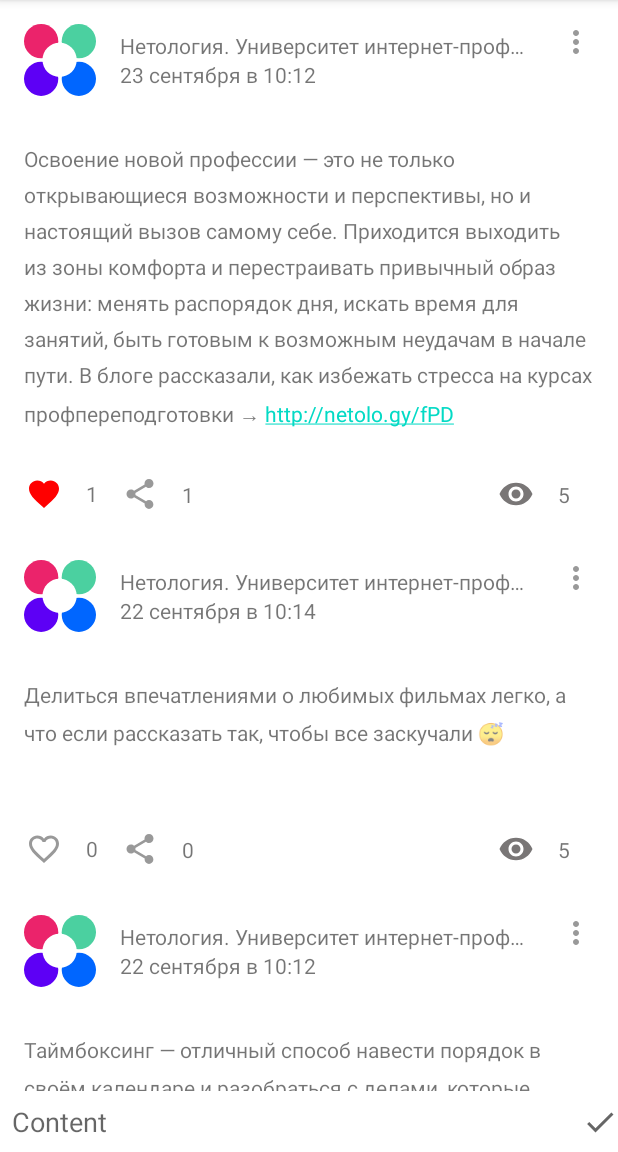
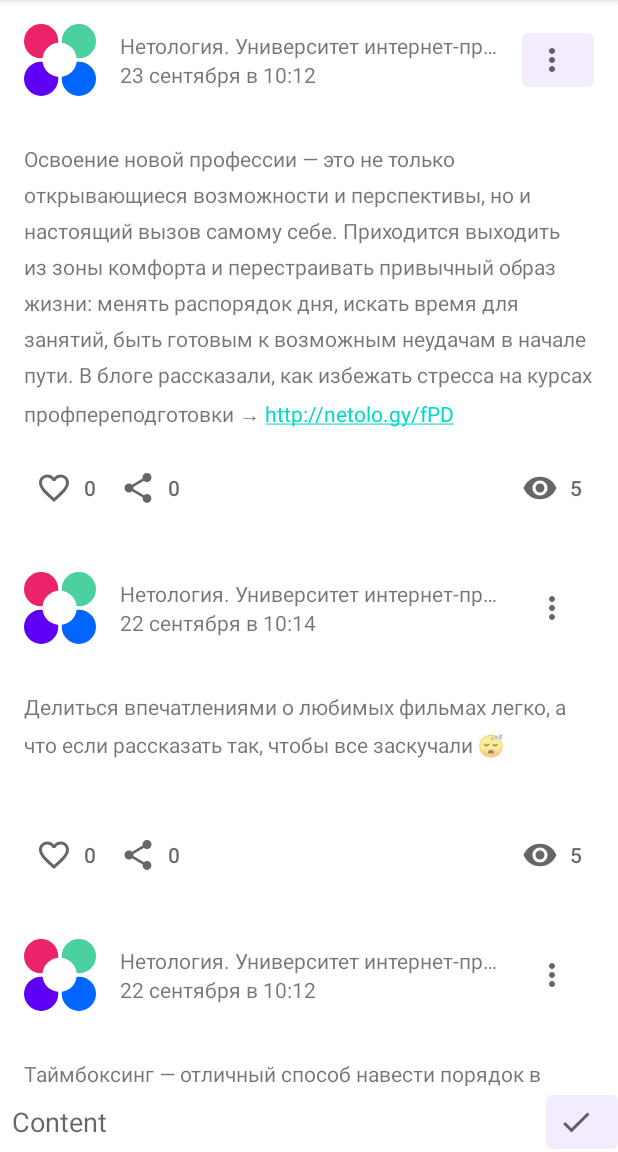
Before and after one commit to GorbunovNikolay/Code-Like-a-Pro, an Android app: the screen it shows after launch (MainActivity), after a tap on an icon or button, on a phone screen of 412 x 824 dp, the part 84-1236 px from its top. Run offline under Robolectric (Android 15) with nearby library versions, the phone set to English and light mode, and no system bars; 3 other taps on this screen came first.

Commit message:
Material Design

```diff
--- a/app/src/main/java/ru/netology/nmedia/adapter/PostsAdapter.kt
+++ b/app/src/main/java/ru/netology/nmedia/adapter/PostsAdapter.kt
@@ -45,14 +45,10 @@ class PostViewHolder(
             author.text = post.author
             published.text = post.published
             content.text = post.content
-            like.setImageResource(
-                if (post.likedByMe) R.drawable.ic_liked_24 else R.drawable.ic_like_24
-            )
-            //отображаем счетчик лайков
-            likesCount.text = Calc.intToText(post.likesCount)
-            viewCount.text = Calc.intToText(5) //заглушка 5
-            //отображаем счетчик поделиться
-            shareCount.text = Calc.intToText(post.shareCount)
+            like.isChecked = post.likedByMe
+            like.text = Calc.intToText(post.likesCount)
+            share.text = Calc.intToText(post.shareCount)
+            view.text = Calc.intToText(5) //заглушка 5
             like.setOnClickListener {
                 actionListener.onLikeClick(post)
             }
--- /dev/null
+++ b/app/src/main/res/color/button_tint.xml
@@ -0,0 +1,5 @@
+<?xml version="1.0" encoding="utf-8"?>
+<selector xmlns:android="http://schemas.android.com/apk/res/android">
+    <item android:color="@color/like_tint" android:state_checked="true" />
+    <item android:color="?attr/colorControlNormal" />
+</selector>
--- /dev/null
+++ b/app/src/main/res/drawable/ic_baseline_check_24dp.xml
@@ -0,0 +1,5 @@
+<?xml version="1.0" encoding="utf-8"?>
+<selector xmlns:android="http://schemas.android.com/apk/res/android">
+    <item android:drawable="@drawable/ic_baseline_check_24" android:state_checked="true" />
+    <item android:drawable="@drawable/ic_baseline_check_24"/>
+</selector>
--- /dev/null
+++ b/app/src/main/res/drawable/ic_baseline_close_24dp.xml
@@ -0,0 +1,5 @@
+<?xml version="1.0" encoding="utf-8"?>
+<selector xmlns:android="http://schemas.android.com/apk/res/android">
+    <item android:drawable="@drawable/ic_baseline_close_24" android:state_checked="true" />
+    <item android:drawable="@drawable/ic_baseline_close_24"/>
+</selector>
--- /dev/null
+++ b/app/src/main/res/drawable/ic_baseline_remove_red_eye_24dp.xml
@@ -0,0 +1,5 @@
+<?xml version="1.0" encoding="utf-8"?>
+<selector xmlns:android="http://schemas.android.com/apk/res/android">
+    <item android:drawable="@drawable/ic_baseline_remove_red_eye_24" android:state_checked="true" />
+    <item android:drawable="@drawable/ic_baseline_remove_red_eye_24"/>
+</selector>
--- /dev/null
+++ b/app/src/main/res/drawable/ic_like_24dp.xml
@@ -0,0 +1,6 @@
+<?xml version="1.0" encoding="utf-8"?>
+<selector xmlns:android="http://schemas.android.com/apk/res/android">
+    <item android:drawable="@drawable/ic_liked_24" android:state_checked="true" />
+    <item android:drawable="@drawable/ic_like_24"/>
+
+</selector>
--- /dev/null
+++ b/app/src/main/res/drawable/ic_more_vert_24dp.xml
@@ -0,0 +1,5 @@
+<?xml version="1.0" encoding="utf-8"?>
+<selector xmlns:android="http://schemas.android.com/apk/res/android">
+    <item android:drawable="@drawable/ic_more_vert_24" android:state_checked="true" />
+    <item android:drawable="@drawable/ic_more_vert_24"/>
+</selector>
--- /dev/null
+++ b/app/src/main/res/drawable/ic_share_24dp.xml
@@ -0,0 +1,5 @@
+<?xml version="1.0" encoding="utf-8"?>
+<selector xmlns:android="http://schemas.android.com/apk/res/android">
+    <item android:drawable="@drawable/ic_share_24" android:state_checked="true" />
+    <item android:drawable="@drawable/ic_share_24"/>
+</selector>
--- a/app/src/main/res/layout/activity_main.xml
+++ b/app/src/main/res/layout/activity_main.xml
@@ -40,10 +40,13 @@
         app:layout_constraintHorizontal_bias="1.0"
         app:layout_constraintStart_toStartOf="parent" />
 
-    <ImageView
+    <com.google.android.material.button.MaterialButton
         android:id="@+id/save"
+        style="@style/Widget.App.SaveCheckBox"
         android:layout_width="wrap_content"
         android:layout_height="wrap_content"
+        android:checkable="true"
+        app:icon="@drawable/ic_baseline_check_24dp"
         app:layout_constraintBottom_toBottomOf="parent"
         app:layout_constraintEnd_toEndOf="parent"
         app:layout_constraintTop_toTopOf="@+id/edited"
@@ -81,16 +84,16 @@
         tools:visibility="visible"
         app:constraint_referenced_ids="cancel_caption,cancel_button" />
 
-    <ImageView
+    <com.google.android.material.button.MaterialButton
         android:id="@+id/cancel_button"
+        style="@style/Widget.App.CancelCheckBox"
         android:layout_width="wrap_content"
         android:layout_height="wrap_content"
-        android:background="@android:color/transparent"
+        android:checkable="true"
+        app:icon="@drawable/ic_baseline_close_24dp"
         app:layout_constraintBottom_toBottomOf="@+id/list"
         app:layout_constraintEnd_toEndOf="parent"
         app:layout_constraintTop_toTopOf="@+id/cancel_caption"
         app:srcCompat="@drawable/ic_baseline_close_24" />
 
-
-
 </androidx.constraintlayout.widget.ConstraintLayout>
--- a/app/src/main/res/layout/card_post.xml
+++ b/app/src/main/res/layout/card_post.xml
@@ -47,16 +47,17 @@
         android:layout_marginEnd="@dimen/common_spacing"
         android:layout_marginBottom="@dimen/common_spacing" />
 
-    <ImageButton
+    <com.google.android.material.button.MaterialButton
         android:id="@+id/menu"
+        style="@style/Widget.App.MenuCheckBox"
+        android:layout_width="wrap_content"
+        android:layout_height="wrap_content"
+        android:checkable="true"
+        app:icon="@drawable/ic_more_vert_24dp"
+        android:contentDescription="@string/description_post_menu"
         app:layout_constraintEnd_toEndOf="parent"
         app:layout_constraintTop_toTopOf="parent"
-        app:srcCompat="@drawable/ic_more_vert_24"
-        android:layout_width="wrap_content"
-        android:layout_height="wrap_content"
-        android:layout_marginBottom="@dimen/common_spacing"
-        android:background="@android:color/transparent"
-        android:contentDescription="@string/description_post_menu" />
+        app:srcCompat="@drawable/ic_more_vert_24" />
 
     <androidx.constraintlayout.widget.Barrier
         android:id="@+id/header"
@@ -85,73 +86,42 @@
         android:layout_width="wrap_content"
         android:layout_height="wrap_content" />
 
-    <ImageButton
+    <com.google.android.material.button.MaterialButton
         android:id="@+id/like"
+        style="@style/Widget.App.LikeCheckBox"
         android:layout_width="wrap_content"
         android:layout_height="wrap_content"
-        android:layout_marginStart="1dp"
-        android:layout_marginTop="@dimen/common_spacing"
-        android:background="@android:color/transparent"
         android:contentDescription="@string/description_post_like"
+        app:icon="@drawable/ic_like_24dp"
+        android:checkable="true"
         app:layout_constraintStart_toStartOf="parent"
         app:layout_constraintTop_toBottomOf="@id/footer"
         app:srcCompat="@drawable/ic_like_24" />
 
-    <ImageButton
+    <com.google.android.material.button.MaterialButton
         android:id="@+id/share"
+        style="@style/Widget.App.ShareCheckBox"
         android:layout_width="wrap_content"
         android:layout_height="wrap_content"
-        android:layout_marginStart="16dp"
-        android:background="@android:color/transparent"
+        android:checkable="true"
         android:contentDescription="@string/description_post_share"
+        app:icon="@drawable/ic_share_24dp"
         app:layout_constraintBottom_toBottomOf="@+id/like"
-        app:layout_constraintStart_toEndOf="@+id/likesCount"
+        app:layout_constraintStart_toEndOf="@+id/like"
         app:layout_constraintTop_toTopOf="@+id/like"
         app:srcCompat="@drawable/ic_share_24" />
 
-    <TextView
-        android:id="@+id/likesCount"
+    <com.google.android.material.button.MaterialButton
+        android:id="@+id/view"
+        style="@style/Widget.App.ViewCheckBox"
         android:layout_width="wrap_content"
         android:layout_height="wrap_content"
-        android:layout_marginStart="@dimen/common_spacing"
-        app:layout_constraintBottom_toBottomOf="@+id/like"
-        app:layout_constraintStart_toEndOf="@+id/like"
-        app:layout_constraintTop_toTopOf="@+id/like"
-        app:layout_constraintVertical_bias="0.4" />
-
-    <TextView
-        android:id="@+id/shareCount"
-        android:layout_width="wrap_content"
-        android:layout_height="wrap_content"
-        android:layout_marginStart="@dimen/common_spacing"
-        app:layout_constraintBottom_toBottomOf="@+id/like"
-        app:layout_constraintStart_toEndOf="@+id/share"
-        app:layout_constraintTop_toTopOf="@+id/like" />
-
-    <ImageButton
-        android:id="@+id/view"
-        android:layout_width="wrap_content"
-        android:layout_height="wrap_content"
-        android:layout_marginTop="@dimen/common_spacing"
-        android:layout_marginEnd="16dp"
-        android:background="@android:color/transparent"
+        android:checkable="true"
         android:contentDescription="@string/view"
-        android:minWidth="16dp"
-        android:minHeight="16dp"
-        app:layout_constraintEnd_toStartOf="@+id/viewCount"
+        app:icon="@drawable/ic_baseline_remove_red_eye_24dp"
+        app:layout_constraintEnd_toEndOf="parent"
         app:layout_constraintTop_toBottomOf="@+id/content"
         app:srcCompat="@drawable/ic_baseline_remove_red_eye_24"
         tools:ignore="SpeakableTextPresentCheck,TouchTargetSizeCheck" />
 
-    <TextView
-        android:id="@+id/viewCount"
-        android:layout_width="wrap_content"
-        android:layout_height="wrap_content"
-        android:layout_marginEnd="@dimen/common_spacing"
-        app:layout_constraintBottom_toBottomOf="@+id/view"
-        app:layout_constraintEnd_toEndOf="parent"
-        app:layout_constraintTop_toTopOf="@+id/view"/>
-
-
-
 </androidx.constraintlayout.widget.ConstraintLayout>
--- a/app/src/main/res/values/colors.xml
+++ b/app/src/main/res/values/colors.xml
@@ -7,4 +7,5 @@
     <color name="teal_700">#FF018786</color>
     <color name="black">#FF000000</color>
     <color name="white">#FFFFFFFF</color>
+    <color name="like_tint">#FF0000</color>
 </resources>
--- /dev/null
+++ b/app/src/main/res/values/styles.xml
@@ -0,0 +1,44 @@
+<?xml version="1.0" encoding="utf-8"?>
+<resources>
+    <style name="Widget.App.LikeCheckBox" parent="Widget.MaterialComponents.Button.TextButton.Icon">
+        <item name="iconTint">@color/button_tint</item>
+        <item name="iconPadding">8dp</item>
+        <item name="android:minWidth">0dp</item>
+        <item name="android:textColor">?attr/colorControlNormal</item>
+    </style>
+
+    <style name="Widget.App.ShareCheckBox" parent="Widget.MaterialComponents.Button.TextButton.Icon">
+        <item name="iconTint">?attr/colorControlNormal</item>
+        <item name="iconPadding">8dp</item>
+        <item name="android:minWidth">0dp</item>
+        <item name="android:textColor">?attr/colorControlNormal</item>
+    </style>
+
+    <style name="Widget.App.ViewCheckBox" parent="Widget.MaterialComponents.Button.TextButton.Icon">
+        <item name="iconTint">?attr/colorControlNormal</item>
+        <item name="iconPadding">8dp</item>
+        <item name="android:minWidth">0dp</item>
+        <item name="android:textColor">?attr/colorControlNormal</item>
+    </style>
+
+    <style name="Widget.App.MenuCheckBox" parent="Widget.MaterialComponents.Button.TextButton.Icon">
+        <item name="iconTint">?attr/colorControlNormal</item>
+        <item name="iconPadding">8dp</item>
+        <item name="android:minWidth">0dp</item>
+        <item name="android:textColor">?attr/colorControlNormal</item>
+    </style>
+
+    <style name="Widget.App.SaveCheckBox" parent="Widget.MaterialComponents.Button.TextButton.Icon">
+        <item name="iconTint">?attr/colorControlNormal</item>
+        <item name="iconPadding">8dp</item>
+        <item name="android:minWidth">0dp</item>
+        <item name="android:textColor">?attr/colorControlNormal</item>
+    </style>
+
+    <style name="Widget.App.CancelCheckBox" parent="Widget.MaterialComponents.Button.TextButton.Icon">
+        <item name="iconTint">?attr/colorControlNormal</item>
+        <item name="iconPadding">8dp</item>
+        <item name="android:minWidth">0dp</item>
+        <item name="android:textColor">?attr/colorControlNormal</item>
+    </style>
+</resources>
```
Also changed, not shown: app/src/main/res/menu/post_menu.xml (line endings or trailing spaces).
